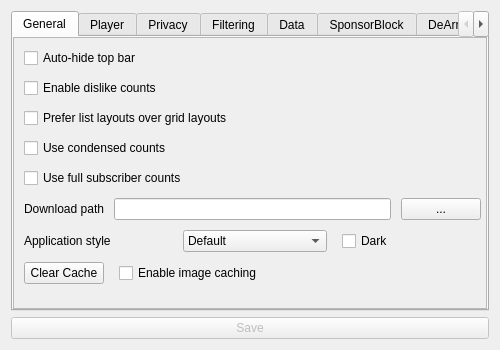
BowDown097/QtTube, file application/src/ui/forms/settings/settingsform.ui: the form before one commit.
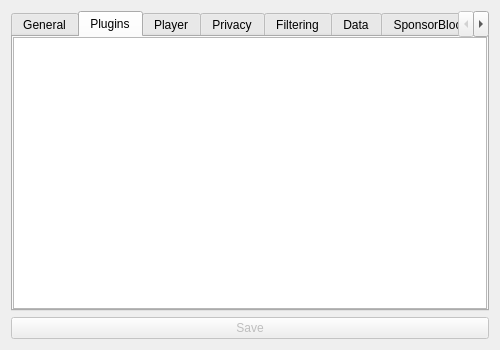
The form after the commit. The open tabs and pages were chosen to show the change.

Commit message:
Add plugins page to settings
Very basic rn and looks pretty crappy. Will be better.

```diff
--- a/application/src/ui/forms/settings/settingsform.ui
+++ b/application/src/ui/forms/settings/settingsform.ui
@@ -226,6 +226,31 @@
        </item>
       </layout>
      </widget>
+     <widget class="QWidget" name="plugins">
+      <attribute name="title">
+       <string>Plugins</string>
+      </attribute>
+      <layout class="QVBoxLayout" name="verticalLayout_16">
+       <property name="spacing">
+        <number>0</number>
+       </property>
+       <property name="leftMargin">
+        <number>0</number>
+       </property>
+       <property name="topMargin">
+        <number>0</number>
+       </property>
+       <property name="rightMargin">
+        <number>0</number>
+       </property>
+       <property name="bottomMargin">
+        <number>0</number>
+       </property>
+       <item>
+        <widget class="QListWidget" name="pluginsListWidget"/>
+       </item>
+      </layout>
+     </widget>
      <widget class="QWidget" name="player">
       <attribute name="title">
        <string>Player</string>
```
Left out of the diff: 30 changed lines with no effect on the pictures. The commit also changes 5 other files.
